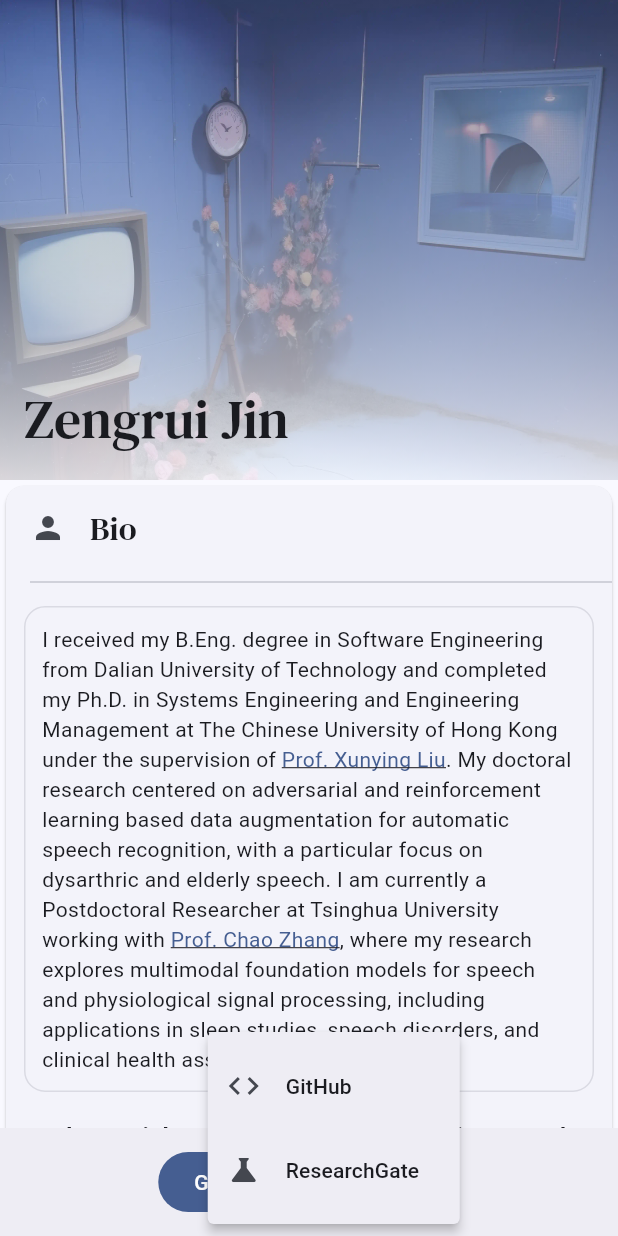
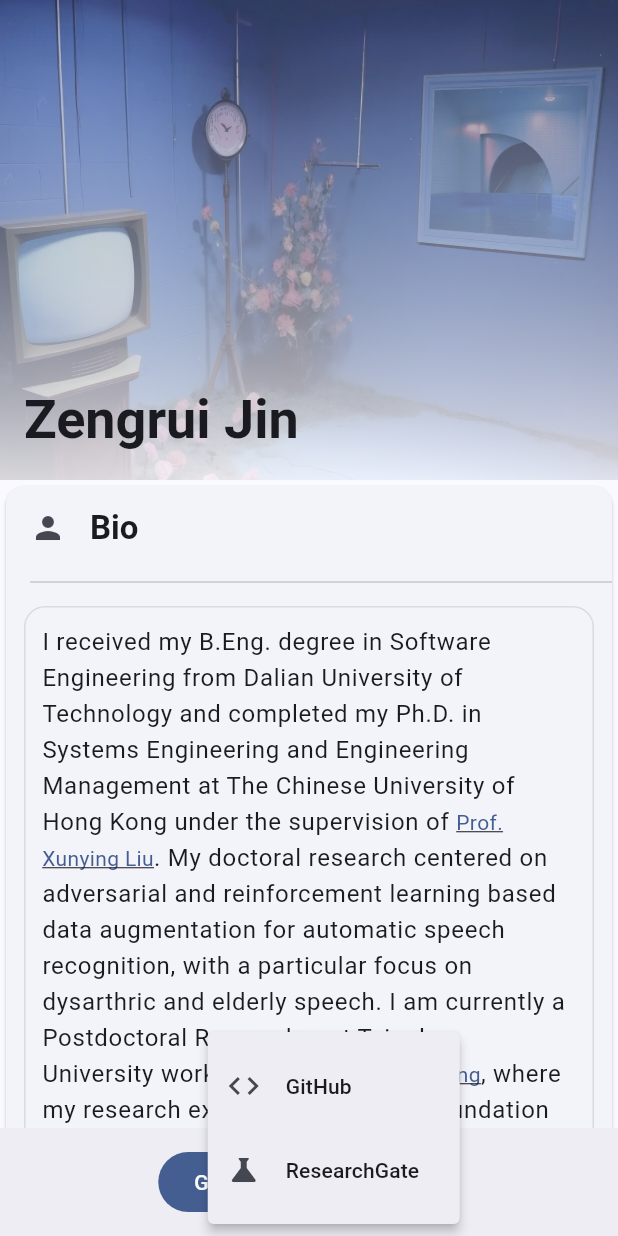
Before and after one commit to JinZr/flutter_io_page, a Flutter app: the screen it shows after launch, after a tap on the "more vert" icon, on a phone screen of 412 x 824 dp. Run offline on Flutter 3.47's test engine with Material 3 defaults, Android fonts, the phone set to English and light mode, and no system bars; network calls fail.

Commit message:
minor updates

```diff
--- a/lib/home.dart
+++ b/lib/home.dart
@@ -62,6 +62,9 @@ class _MyHomePageState extends State<MyHomePage> {
     final screenWidth = MediaQuery.sizeOf(context).width;
     final devicePixelRatio = MediaQuery.devicePixelRatioOf(context);
     final layout = screenWidth < 700 ? LayoutTokens.compact() : baseLayout;
+    final pageHeaderStyle =
+        (layout.isCompact ? textTheme.headlineSmall : textTheme.headlineMedium)
+            ?.copyWith(fontWeight: FontWeight.w700);
     final cardWidth = math.min(screenWidth, 1200.0);
     final headerCacheWidth = (cardWidth * devicePixelRatio).round();
     final headerCacheHeight = (320.0 * devicePixelRatio).round();
@@ -179,7 +182,7 @@ class _MyHomePageState extends State<MyHomePage> {
                         start: layout.xxxl,
                         bottom: layout.xxxl,
                       ),
-                      title: Text(AUTHOR_TEXT, style: textTheme.headlineSmall),
+                      title: Text(AUTHOR_TEXT, style: pageHeaderStyle),
                       background: Stack(
                         fit: StackFit.expand,
                         children: [
--- a/lib/home_components/contrib_card.dart
+++ b/lib/home_components/contrib_card.dart
@@ -36,6 +36,9 @@ class ContribCard extends StatelessWidget {
     final topPadding = layout.cardPaddingTop;
     final bottomPadding = layout.cardPaddingBottom;
     final itemGap = layout.cardPaddingTop;
+    final cardHeaderStyle = textTheme.titleLarge?.copyWith(
+      fontWeight: FontWeight.w700,
+    );
 
     return Card(
       clipBehavior: Clip.antiAlias,
@@ -44,10 +47,7 @@ class ContribCard extends StatelessWidget {
         children: [
           ListTile(
             leading: const Icon(Icons.code),
-            title: Text(
-              'Contribution to Open Source',
-              style: textTheme.titleLarge,
-            ),
+            title: Text('Contribution to Open Source', style: cardHeaderStyle),
           ),
           Divider(indent: headerIndent),
           Padding(
@@ -90,13 +90,12 @@ class _ContribTile extends StatelessWidget {
   Widget build(BuildContext context) {
     final colorScheme = Theme.of(context).colorScheme;
     final textTheme = Theme.of(context).textTheme;
-    final defaultTextStyle = DefaultTextStyle.of(context).style;
     final isCompact = layout.isCompact;
-    final titleStyle = defaultTextStyle.copyWith(
-      fontSize: (defaultTextStyle.fontSize ?? 14) + (isCompact ? 2 : 3),
-      fontWeight: FontWeight.w600,
-      height: isCompact ? 1.18 : 1.2,
-    );
+    final titleStyle =
+        (isCompact ? textTheme.titleSmall : textTheme.titleMedium)?.copyWith(
+          fontWeight: FontWeight.w500,
+          height: isCompact ? 1.18 : 1.2,
+        );
     final descriptionStyle =
         (isCompact ? textTheme.bodySmall : textTheme.bodyMedium)?.copyWith(
           color: colorScheme.onSurfaceVariant,
--- a/lib/home_components/intro.dart
+++ b/lib/home_components/intro.dart
@@ -18,7 +18,7 @@ class MyIntroduction extends StatelessWidget {
           TextSpan(
             text:
                 "I received my B.Eng. degree in Software Engineering from Dalian University of Technology and completed my Ph.D. in Systems Engineering and Engineering Management at The Chinese University of Hong Kong under the supervision of ",
-            style: textTheme.bodyMedium!,
+            style: textTheme.bodyLarge!,
           ),
           TextSpan(
             text: "Prof. Xunying Liu",
@@ -29,7 +29,7 @@ class MyIntroduction extends StatelessWidget {
           TextSpan(
             text:
                 ". My doctoral research centered on adversarial and reinforcement learning based data augmentation for automatic speech recognition, with a particular focus on dysarthric and elderly speech. I am currently a Postdoctoral Researcher at Tsinghua University working with ",
-            style: textTheme.bodyMedium!,
+            style: textTheme.bodyLarge!,
           ),
           TextSpan(
             text: "Prof. Chao Zhang",
@@ -40,7 +40,7 @@ class MyIntroduction extends StatelessWidget {
           TextSpan(
             text:
                 ", where my research explores multimodal foundation models for speech and physiological signal processing, including applications in sleep studies, speech disorders, and clinical health assessment.",
-            style: textTheme.bodyMedium!,
+            style: textTheme.bodyLarge!,
           ),
         ],
       ),
--- a/lib/home_components/selected_pub_card.dart
+++ b/lib/home_components/selected_pub_card.dart
@@ -114,6 +114,9 @@ class _SelectedPubCardState extends State<SelectedPubCard>
   Widget build(BuildContext context) {
     super.build(context);
     final theme = Theme.of(context);
+    final cardHeaderStyle = theme.textTheme.titleLarge?.copyWith(
+      fontWeight: FontWeight.w700,
+    );
     final contentPadding = theme.listTileTheme.contentPadding?.resolve(
       Directionality.of(context),
     );
@@ -125,10 +128,7 @@ class _SelectedPubCardState extends State<SelectedPubCard>
         children: [
           ListTile(
             leading: const Icon(Icons.newspaper),
-            title: Text(
-              "Selected Publications",
-              style: theme.textTheme.titleLarge!,
-            ),
+            title: Text("Selected Publications", style: cardHeaderStyle),
           ),
           Divider(indent: headerIndent),
           // AnimatedSize wraps the dynamic area so the card expansion animates smoothly
--- a/lib/home_components/selected_pub_list_tile.dart
+++ b/lib/home_components/selected_pub_list_tile.dart
@@ -30,12 +30,11 @@ class SelectedPubListTile extends StatelessWidget {
     final headerGap = layout.xs + layout.micro;
     final sectionGap = layout.cardPaddingTop;
     final metadataGap = layout.md;
-    final baseTitleStyle = DefaultTextStyle.of(context).style;
-    final titleStyle = baseTitleStyle.copyWith(
-      fontSize: (baseTitleStyle.fontSize ?? 14) + (isCompact ? 2 : 3),
-      fontWeight: FontWeight.w600,
-      height: isCompact ? 1.18 : 1.2,
-    );
+    final titleStyle =
+        (isCompact ? textTheme.titleSmall : textTheme.titleMedium)?.copyWith(
+          fontWeight: FontWeight.w600,
+          height: isCompact ? 1.18 : 1.2,
+        );
     final authorStyle = (isCompact ? textTheme.bodySmall : textTheme.bodyMedium)
         ?.copyWith(color: colorScheme.onSurfaceVariant, height: 1.2);
 
--- a/lib/home_components/self_intro_card.dart
+++ b/lib/home_components/self_intro_card.dart
@@ -27,11 +27,14 @@ class IntroductionCard extends StatelessWidget {
     final bottomPadding = layout.cardPaddingBottom;
     final sectionGap = layout.sectionGap;
     final leadingIconSize = layout.media - layout.micro;
-    final thesisTitleStyle = defaultTextStyle.copyWith(
-      fontSize: (defaultTextStyle.fontSize ?? 14) + (isCompact ? 2 : 3),
-      fontWeight: FontWeight.w600,
-      height: isCompact ? 1.18 : 1.2,
+    final cardHeaderStyle = textTheme.titleLarge?.copyWith(
+      fontWeight: FontWeight.w700,
     );
+    final thesisTitleStyle =
+        (isCompact ? textTheme.titleSmall : textTheme.titleMedium)?.copyWith(
+          fontWeight: FontWeight.w600,
+          height: isCompact ? 1.18 : 1.2,
+        );
 
     return Card(
       clipBehavior: Clip.antiAlias,
@@ -39,7 +42,7 @@ class IntroductionCard extends StatelessWidget {
         children: [
           ListTile(
             leading: const Icon(Icons.person),
-            title: Text('Bio', style: textTheme.titleLarge),
+            title: Text('Bio', style: cardHeaderStyle),
           ),
           Divider(indent: headerIndent),
           Padding(
--- a/lib/theme/util.dart
+++ b/lib/theme/util.dart
@@ -1,26 +1,3 @@
 import 'package:flutter/material.dart';
 
-const _titleFontFamily = "DM Serif Text";
-
-TextTheme createTextTheme() {
-  final baseTheme = ThemeData(useMaterial3: true).textTheme;
-
-  TextStyle? applyTitleFont(TextStyle? style) {
-    return style?.copyWith(
-      fontFamily: _titleFontFamily,
-      fontWeight: FontWeight.w400,
-    );
-  }
-
-  return baseTheme.copyWith(
-    displayLarge: applyTitleFont(baseTheme.displayLarge),
-    displayMedium: applyTitleFont(baseTheme.displayMedium),
-    displaySmall: applyTitleFont(baseTheme.displaySmall),
-    headlineLarge: applyTitleFont(baseTheme.headlineLarge),
-    headlineMedium: applyTitleFont(baseTheme.headlineMedium),
-    headlineSmall: applyTitleFont(baseTheme.headlineSmall),
-    titleLarge: applyTitleFont(baseTheme.titleLarge),
-    titleMedium: applyTitleFont(baseTheme.titleMedium),
-    titleSmall: applyTitleFont(baseTheme.titleSmall),
-  );
-}
+TextTheme createTextTheme() => ThemeData(useMaterial3: true).textTheme;
--- a/pubspec.yaml
+++ b/pubspec.yaml
@@ -75,10 +75,6 @@ flutter:
     - assets/images/egs/egs8.webp
     - assets/images/egs_jpg/
     - assets/texts/
-  fonts:
-    - family: "DM Serif Text"
-      fonts:
-        - asset: assets/fonts/DMSerifText-Regular.ttf
 
   # An image asset can refer to one or more resolution-specific "variants", see
   # https://flutter.dev/assets-and-images/#resolution-aware.
```
Also changed, not shown: lib/home_components/academic_service_card.dart (+6 -7 lines), lib/home_components/polaroid_card.dart (+5 -2 lines), 5 other files.
